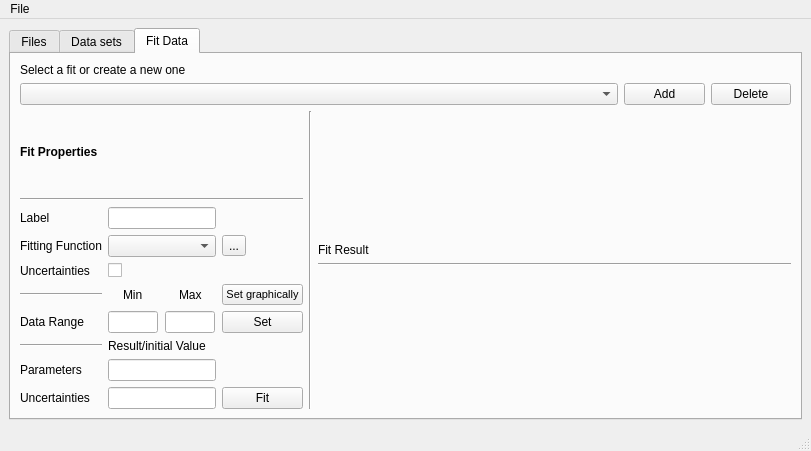
First picture: the form in src/window_ui/main.ui, repository hadrianmontes/Physical-Data-Analyzer, before the edit.
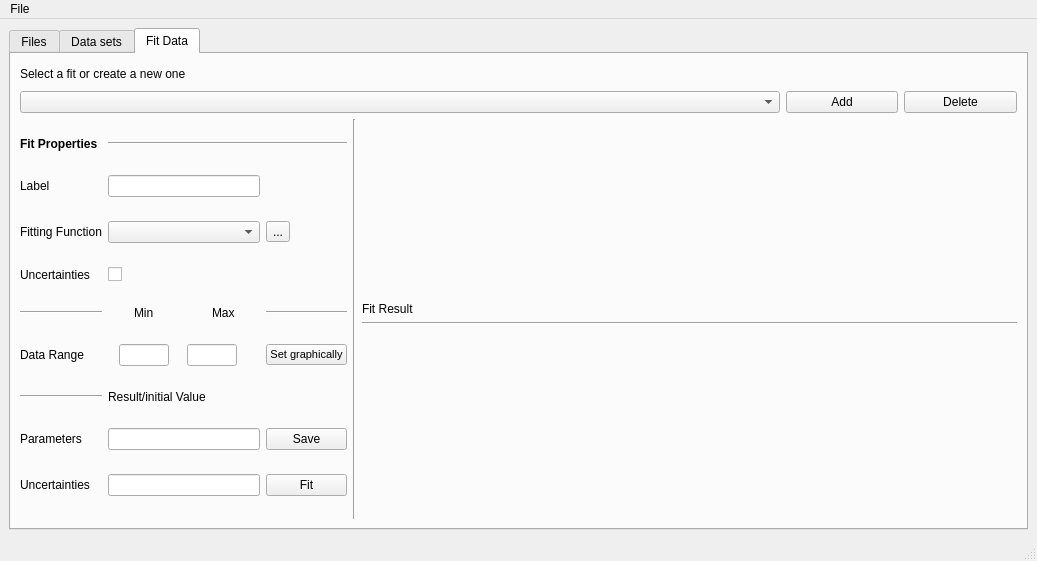
Second picture: the form after the edit. The open tabs and pages were chosen to show the change.

Commit message: Connected part of the fit tab

```diff
--- a/src/window_ui/main.ui
+++ b/src/window_ui/main.ui
@@ -6,8 +6,8 @@
    <rect>
     <x>0</x>
     <y>0</y>
-    <width>811</width>
-    <height>451</height>
+    <width>1037</width>
+    <height>561</height>
    </rect>
   </property>
   <property name="windowTitle">
@@ -461,25 +461,6 @@
             </property>
            </widget>
           </item>
-          <item row="7" column="3">
-           <widget class="QPushButton" name="save_range">
-            <property name="text">
-             <string>Set</string>
-            </property>
-           </widget>
-          </item>
-          <item row="6" column="3">
-           <widget class="QPushButton" name="graphic_range">
-            <property name="font">
-             <font>
-              <pointsize>8</pointsize>
-             </font>
-            </property>
-            <property name="text">
-             <string>Set graphically</string>
-            </property>
-           </widget>
-          </item>
           <item row="3" column="1" colspan="2">
            <widget class="QLineEdit" name="fit_label"/>
           </item>
@@ -543,13 +524,39 @@
             </property>
            </widget>
           </item>
-          <item row="2" column="0" colspan="4">
+          <item row="1" column="1" colspan="3">
            <widget class="Line" name="line_7">
             <property name="orientation">
              <enum>Qt::Horizontal</enum>
             </property>
            </widget>
           </item>
+          <item row="9" column="3">
+           <widget class="QPushButton" name="save_fit">
+            <property name="text">
+             <string>Save</string>
+            </property>
+           </widget>
+          </item>
+          <item row="7" column="3">
+           <widget class="QPushButton" name="graphic_range">
+            <property name="font">
+             <font>
+              <pointsize>8</pointsize>
+             </font>
+            </property>
+            <property name="text">
+             <string>Set graphically</string>
+            </property>
+           </widget>
+          </item>
+          <item row="6" column="3">
+           <widget class="Line" name="line_9">
+            <property name="orientation">
+             <enum>Qt::Horizontal</enum>
+            </property>
+           </widget>
+          </item>
          </layout>
         </item>
         <item row="1" column="1" rowspan="8">
@@ -570,7 +577,7 @@
     <rect>
      <x>0</x>
      <y>0</y>
-     <width>811</width>
+     <width>1037</width>
      <height>25</height>
     </rect>
    </property>
```
Left out of the diff: 6 changed lines with no effect on the pictures. The commit also changes 2 other files.
